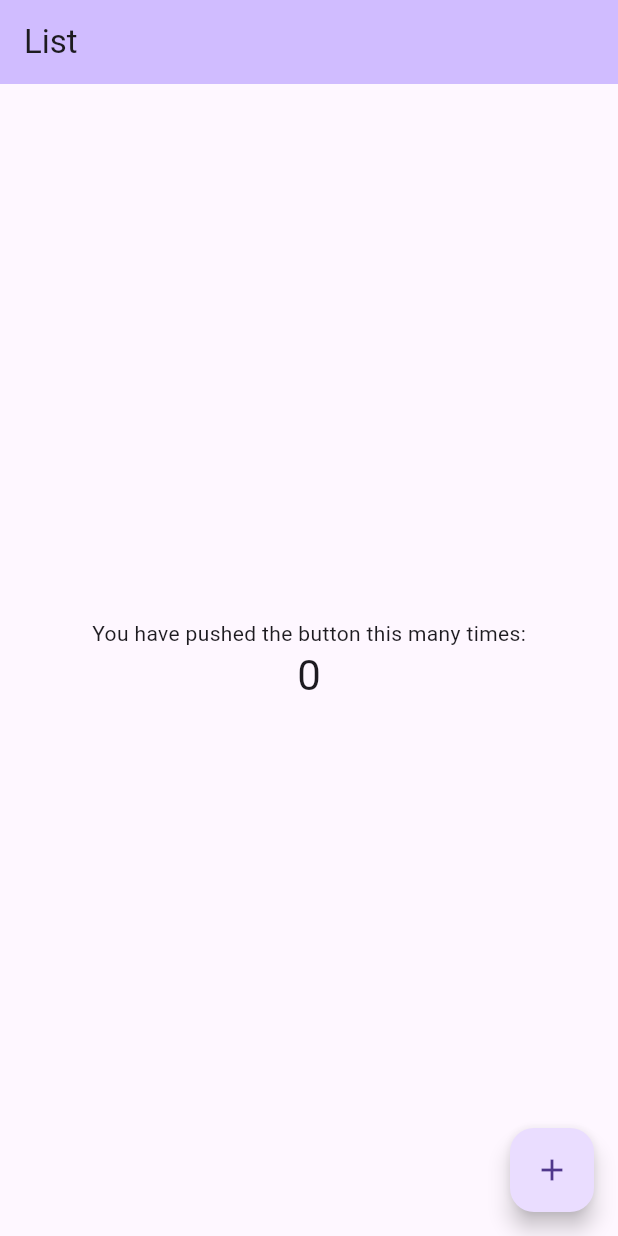
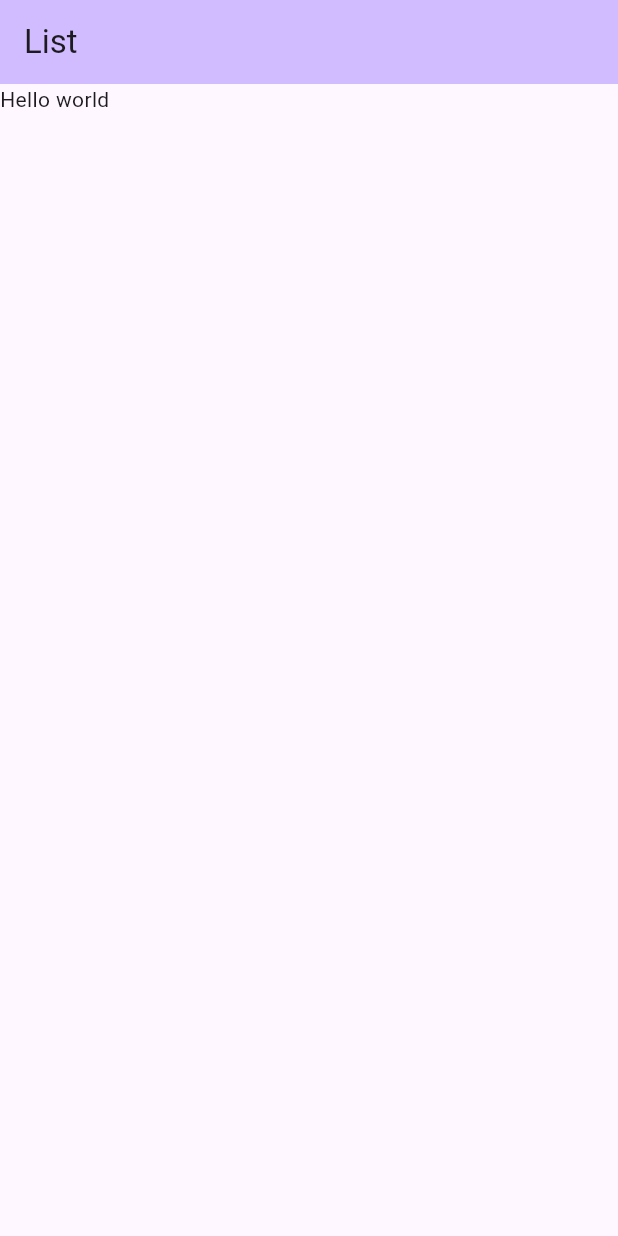
Before and after one commit to tisohjung/todo_work, a Flutter app: the screen it shows after launch, on a phone screen of 412 x 824 dp. Run offline on Flutter 3.47's test engine with Material 2 defaults, Android fonts, the phone set to English and light mode, and no system bars.

Commit message:
👔 todo 리스트 가져와서 ListView 로 뿌려주기

```diff
--- a/lib/features/list/list_page.dart
+++ b/lib/features/list/list_page.dart
@@ -1,4 +1,6 @@
 import 'package:flutter/material.dart';
+import 'package:provider/provider.dart';
+import 'package:todo_work/services/todo_service.dart';
 
 class ListPage extends StatefulWidget {
   const ListPage({super.key});
@@ -8,39 +10,22 @@ class ListPage extends StatefulWidget {
 }
 
 class ListPageState extends State<ListPage> {
-  int _counter = 0;
-
-  void _incrementCounter() {
-    setState(() {
-      _counter++;
-    });
-  }
-
   @override
   Widget build(BuildContext context) {
+    var todoService = context.watch<TodoService>();
     return Scaffold(
       appBar: AppBar(
         backgroundColor: Theme.of(context).colorScheme.inversePrimary,
         title: const Text("List"),
       ),
       body: Center(
-        child: Column(
-          mainAxisAlignment: MainAxisAlignment.center,
-          children: <Widget>[
-            const Text(
-              'You have pushed the button this many times:',
-            ),
-            Text(
-              '$_counter',
-              style: Theme.of(context).textTheme.headlineMedium,
-            ),
-          ],
+        child: ListView.builder(
+          itemCount: todoService.todos.length,
+          itemBuilder: (context, index) {
+            var todo = todoService.todos[index];
+            return Text(todo.description);
+          },
         ),
-      ),
-      floatingActionButton: FloatingActionButton(
-        onPressed: _incrementCounter,
-        tooltip: 'Increment',
-        child: const Icon(Icons.add),
       ),
     );
   }
--- a/lib/services/todo_service.dart
+++ b/lib/services/todo_service.dart
@@ -2,7 +2,11 @@ import 'package:flutter/material.dart';
 import 'package:todo_work/model/todo.dart';
 
 class TodoService with ChangeNotifier {
-  final List<Todo> _todos = [];
+  final List<Todo> _todos = [Todo(description: "Hello world")];
+
+  List<Todo> get todos {
+    return _todos;
+  }
 
   Future<List<Todo>> getTodoList() async {
     return Future.delayed(const Duration(milliseconds: 300), () => _todos);
```
